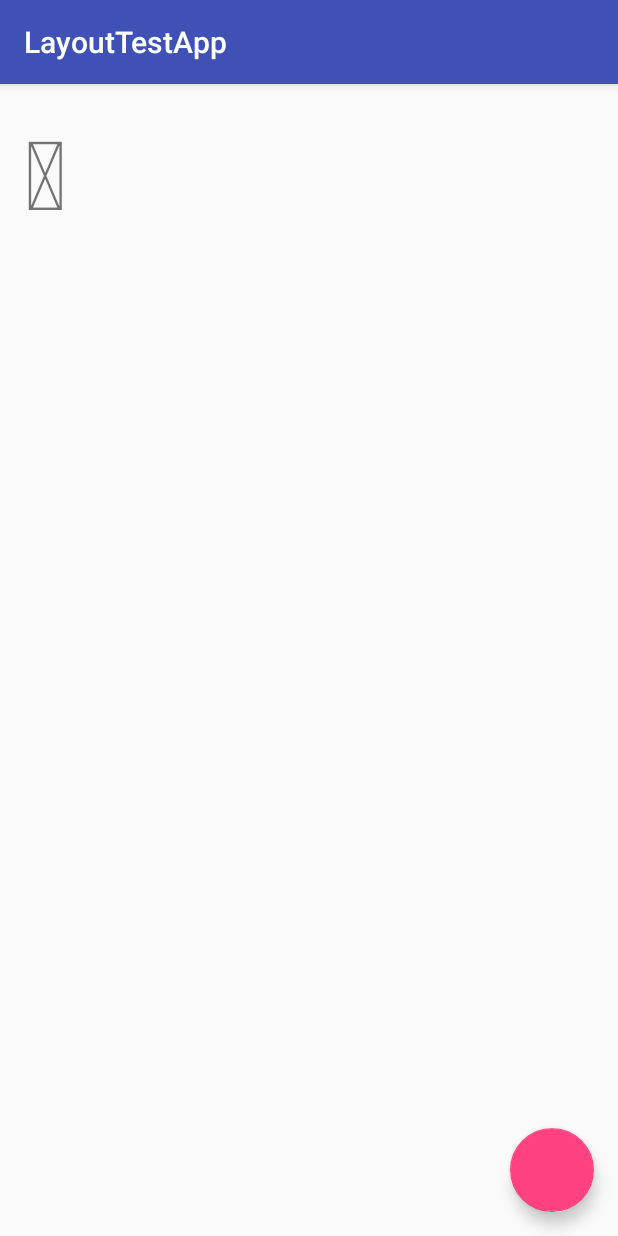
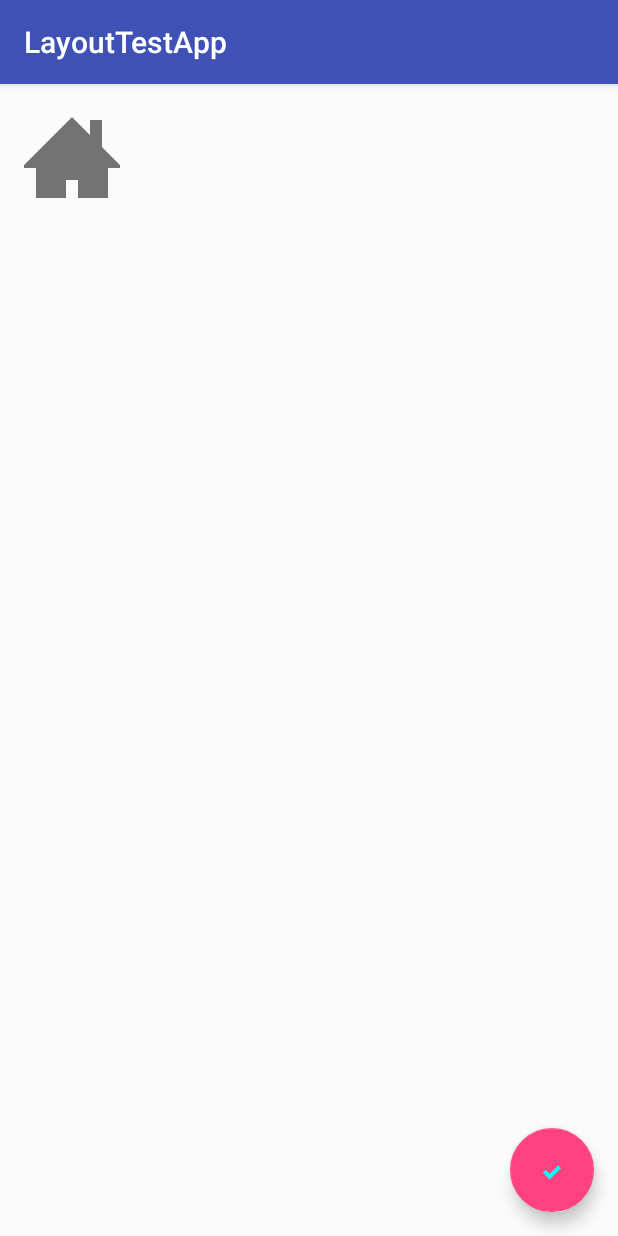
Before and after one commit to zibilal/LayoutTestApp, an Android app: the screen it shows after launch (MainActivity), on a phone screen of 412 x 824 dp. Run offline under Robolectric (Android 15) with nearby library versions, the phone set to English and light mode, and no system bars; our stand-ins replace ButterKnife.

Commit message:
Fourth commit

```diff
--- a/app/src/main/java/com/zibilal/layouttestapp/customs/IcoMoonDrawable.java
+++ b/app/src/main/java/com/zibilal/layouttestapp/customs/IcoMoonDrawable.java
@@ -34,7 +34,7 @@ public class IcoMoonDrawable extends Drawable {
         mContext = context;
         mText = text;
         mTextPaint = new TextPaint();
-        mTextPaint.setTypeface(TypefaceUtil.getTypeface(context));
+        mTextPaint.setTypeface(TypeFaceUtil.getTypeface(context));
         mTextPaint.setStyle(Paint.Style.STROKE);
         mTextPaint.setTextAlign(Paint.Align.CENTER);
         mTextPaint.setUnderlineText(false);
@@ -67,7 +67,7 @@ public class IcoMoonDrawable extends Drawable {
     }
 
     public void setDPSize(int size) {
-        mSize = TypefaceUtil.dip2px(mContext, size);
+        mSize = TypeFaceUtil.dip2px(mContext, size);
         mTextPaint.setTextSize(mSize/2);
         invalidateSelf();
     }
--- a/app/src/main/java/com/zibilal/layouttestapp/customs/IcoMoonTextView.java
+++ b/app/src/main/java/com/zibilal/layouttestapp/customs/IcoMoonTextView.java
@@ -20,6 +20,6 @@ public class IcoMoonTextView extends TextView {
     }
 
     private void init(){
-        setTypeface(TypefaceUtil.getTypeface(getContext()));
+        setTypeface(TypeFaceUtil.getTypeface(getContext()));
     }
 }
--- a/app/src/main/java/com/zibilal/layouttestapp/customs/TypeFaceUtil.java
+++ b/app/src/main/java/com/zibilal/layouttestapp/customs/TypeFaceUtil.java
@@ -1,7 +1,23 @@
 package com.zibilal.layouttestapp.customs;
+
+import android.content.Context;
+import android.graphics.Typeface;
 
 /**
  * Created by Bilal on 11/13/2015.
  */
 public class TypeFaceUtil {
+    private static Typeface _tf;
+
+    public static Typeface getTypeface(Context context) {
+        if (_tf == null) {
+            _tf = Typeface.createFromAsset(context.getAssets(), "icomoon.ttf");
+        }
+        return _tf;
+    }
+
+    public static int dip2px(Context context, float dipValue) {
+        final float scale = context.getResources().getDisplayMetrics().density;
+        return (int) (dipValue * scale + 0.5f);
+    }
 }
```
